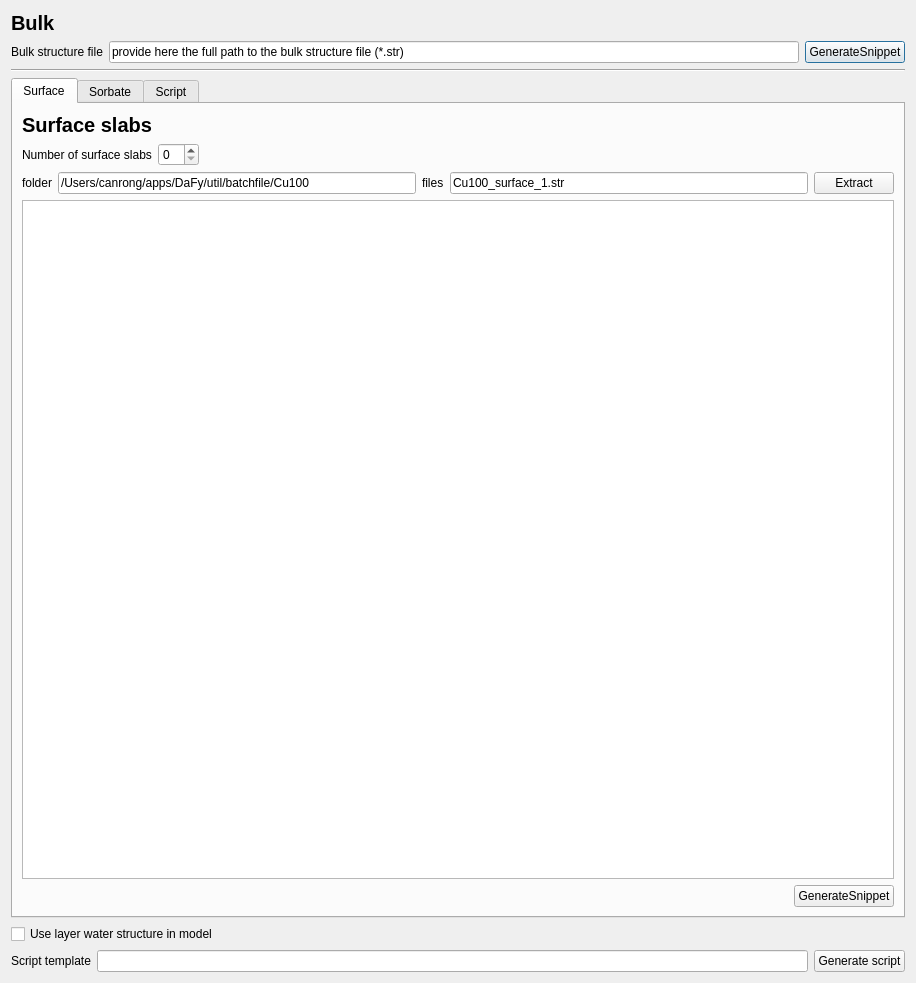
Qt form projects/superrod/ctr_model_creator.ui (jackey-qiu/DaFy) before a commit.
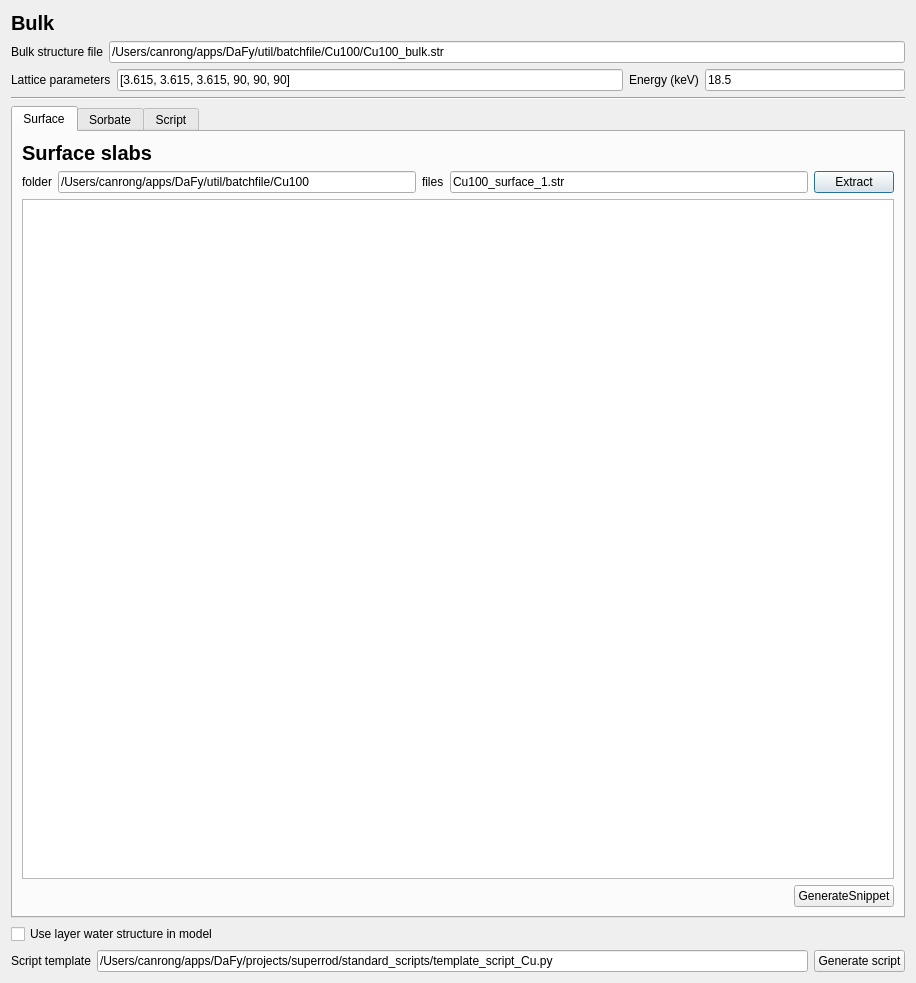
The same form after that commit. The open tabs and pages were chosen to show the change. Custom widgets are drawn as their Qt base class.

Commit message: finish testing the new feature for generating script from a dialog; some bug fixed

```diff
--- a/projects/superrod/ctr_model_creator.ui
+++ b/projects/superrod/ctr_model_creator.ui
@@ -40,14 +40,45 @@
      <item>
       <widget class="QLineEdit" name="lineEdit">
        <property name="text">
-        <string>provide here the full path to the bulk structure file (*.str)</string>
+        <string>/Users/canrong/apps/DaFy/util/batchfile/Cu100/Cu100_bulk.str</string>
        </property>
       </widget>
      </item>
+    </layout>
+   </item>
+   <item>
+    <layout class="QHBoxLayout" name="horizontalLayout_2">
      <item>
-      <widget class="QPushButton" name="pushButton_6">
+      <widget class="QLabel" name="label_3">
        <property name="text">
-        <string>GenerateSnippet</string>
+        <string>Lattice parameters</string>
+       </property>
+      </widget>
+     </item>
+     <item>
+      <widget class="QLineEdit" name="lineEdit_lattice">
+       <property name="text">
+        <string>[3.615, 3.615, 3.615, 90, 90, 90]</string>
+       </property>
+      </widget>
+     </item>
+     <item>
+      <widget class="QLabel" name="label_8">
+       <property name="text">
+        <string>Energy (keV)</string>
+       </property>
+      </widget>
+     </item>
+     <item>
+      <widget class="QLineEdit" name="lineEdit_E">
+       <property name="maximumSize">
+        <size>
+         <width>200</width>
+         <height>10000</height>
+        </size>
+       </property>
+       <property name="text">
+        <string>18.5</string>
        </property>
       </widget>
      </item>
@@ -84,39 +115,6 @@
          </property>
         </widget>
        </item>
-       <item>
-        <layout class="QHBoxLayout" name="horizontalLayout_2">
-         <item>
-          <widget class="QLabel" name="label_3">
-           <property name="sizePolicy">
-            <sizepolicy hsizetype="Fixed" vsizetype="Preferred">
-             <horstretch>0</horstretch>
-             <verstretch>0</verstretch>
-            </sizepolicy>
-           </property>
-           <property name="text">
-            <string>Number of surface slabs</string>
-           </property>
-          </widget>
-         </item>
-         <item>
-          <widget class="QSpinBox" name="spinBox_num_suface_slabs"/>
-         </item>
-         <item>
-          <spacer name="horizontalSpacer_4">
-           <property name="orientation">
-            <enum>Qt::Horizontal</enum>
-           </property>
-           <property name="sizeHint" stdset="0">
-            <size>
-             <width>40</width>
-             <height>20</height>
-            </size>
-           </property>
-          </spacer>
-         </item>
-        </layout>
-       </item>
        <item>
         <layout class="QHBoxLayout" name="horizontalLayout_3">
          <item>
@@ -467,7 +465,11 @@
       </widget>
      </item>
      <item>
-      <widget class="QLineEdit" name="lineEdit_5"/>
+      <widget class="QLineEdit" name="lineEdit_template_script">
+       <property name="text">
+        <string>/Users/canrong/apps/DaFy/projects/superrod/standard_scripts/template_script_Cu.py</string>
+       </property>
+      </widget>
      </item>
      <item>
       <widget class="QPushButton" name="pushButton_4">
```
Left out of the diff: 8 changed lines with no effect on the pictures. The commit also changes 8 other files.
